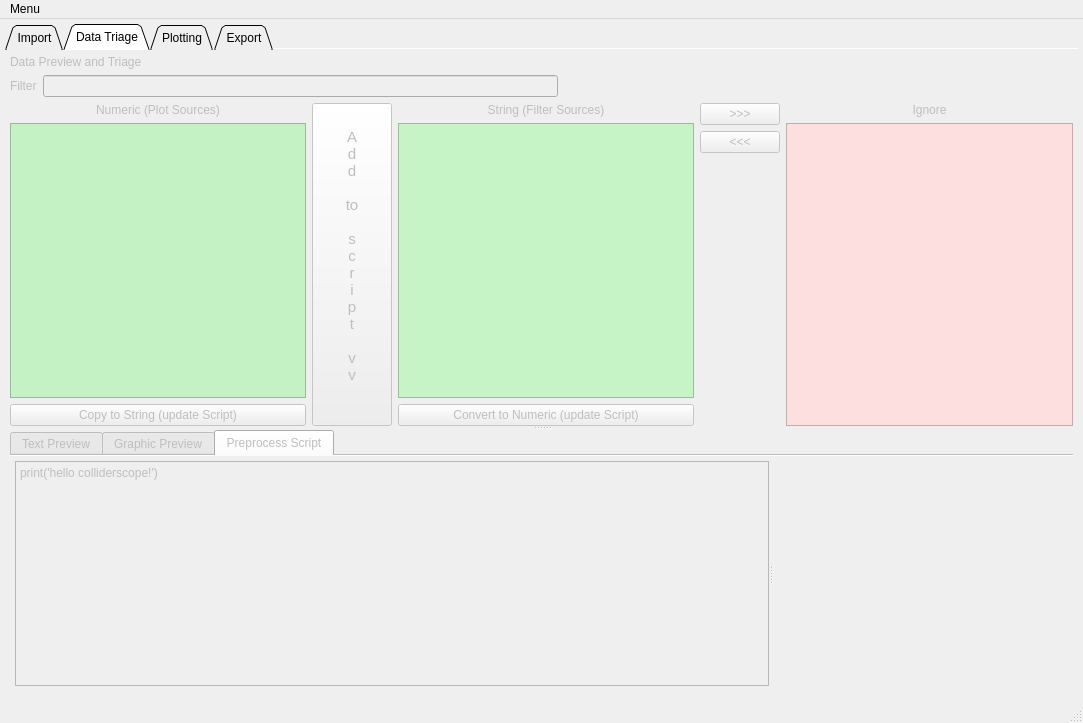
The window that form.ui (kevinanewman/colliderscope2024) describes before a commit, drawn with Qt 5.
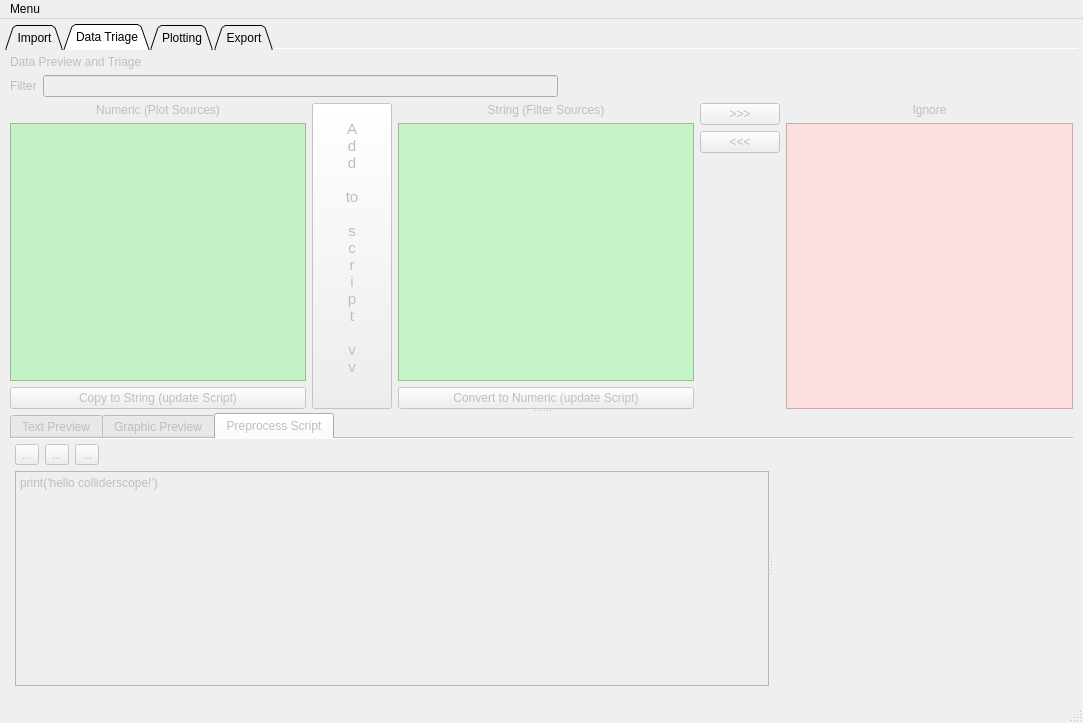
The same window after the commit. The open tabs and pages were chosen to show the change. Icons and pictures are not drawn. Custom widgets are drawn as their Qt base class.

Commit message: add script load, save and run buttons working run button for script, integrated with the built-in python console

The edit to the form file:
```diff
--- a/form.ui
+++ b/form.ui
@@ -1171,7 +1171,7 @@
             <attribute name="title">
              <string>Preprocess Script</string>
             </attribute>
-            <layout class="QHBoxLayout" name="horizontalLayout_6">
+            <layout class="QVBoxLayout" name="verticalLayout_7">
              <property name="leftMargin">
               <number>5</number>
              </property>
@@ -1189,13 +1189,75 @@
                <property name="orientation">
                 <enum>Qt::Horizontal</enum>
                </property>
-               <property name="childrenCollapsible">
-                <bool>false</bool>
-               </property>
-               <widget class="QPlainTextEdit" name="script_preview_plainTextEdit">
-                <property name="plainText">
-                 <string>print('hello colliderscope!')</string>
-                </property>
+               <widget class="QWidget" name="">
+                <layout class="QVBoxLayout" name="verticalLayout_5">
+                 <item>
+                  <layout class="QHBoxLayout" name="horizontalLayout_6">
+                   <item>
+                    <widget class="QToolButton" name="script_load_toolButton">
+                     <property name="toolTip">
+                      <string>Load Script</string>
+                     </property>
+                     <property name="text">
+                      <string>...</string>
+                     </property>
+                     <property name="icon">
+                      <iconset>
+                       <normaloff>assets/open_line.svg</normaloff>assets/open_line.svg</iconset>
+                     </property>
+                    </widget>
+                   </item>
+                   <item>
+                    <widget class="QToolButton" name="script_save_toolButton">
+                     <property name="toolTip">
+                      <string>Save Script</string>
+                     </property>
+                     <property name="text">
+                      <string>...</string>
+                     </property>
+                     <property name="icon">
+                      <iconset>
+                       <normaloff>assets/save.png</normaloff>assets/save.png</iconset>
+                     </property>
+                    </widget>
+                   </item>
+                   <item>
+                    <widget class="QToolButton" name="script_run_toolButton">
+                     <property name="toolTip">
+                      <string>Run Script</string>
+                     </property>
+                     <property name="text">
+                      <string>...</string>
+                     </property>
+                     <property name="icon">
+                      <iconset>
+                       <normaloff>assets/run.svg</normaloff>assets/run.svg</iconset>
+                     </property>
+                    </widget>
+                   </item>
+                   <item>
+                    <spacer name="horizontalSpacer_2">
+                     <property name="orientation">
+                      <enum>Qt::Horizontal</enum>
+                     </property>
+                     <property name="sizeHint" stdset="0">
+                      <size>
+                       <width>40</width>
+                       <height>20</height>
+                      </size>
+                     </property>
+                    </spacer>
+                   </item>
+                  </layout>
+                 </item>
+                 <item>
+                  <widget class="QPlainTextEdit" name="script_preview_plainTextEdit">
+                   <property name="plainText">
+                    <string>print('hello colliderscope!')</string>
+                   </property>
+                  </widget>
+                 </item>
+                </layout>
                </widget>
                <widget class="ConsoleWidget" name="script_preview_consoleWidget" native="true">
                 <property name="sizePolicy">
```
Left out of the diff: 23 changed lines with no effect on the pictures. The commit also changes 2 other files.
